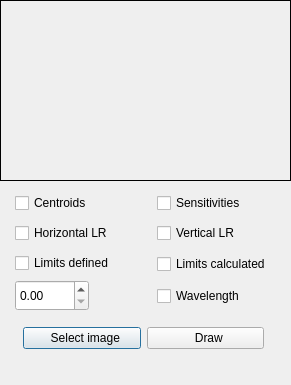
Qt form selwathtocheck.ui (JairoSalazarV/QtHypCam) before a commit.
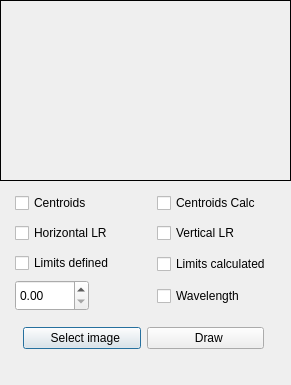
The same form after that commit. Icons and pictures are not drawn.

Commit message: Draw Calculated Centroids

What changed in the file:
```diff
--- a/selwathtocheck.ui
+++ b/selwathtocheck.ui
@@ -176,7 +176,7 @@
     </rect>
    </property>
    <property name="text">
-    <string>Sensitivities</string>
+    <string>Centroids Calc</string>
    </property>
   </widget>
  </widget>
```
Left out of the diff: 2 changed lines with no effect on the pictures. The commit also changes 3 other files.
